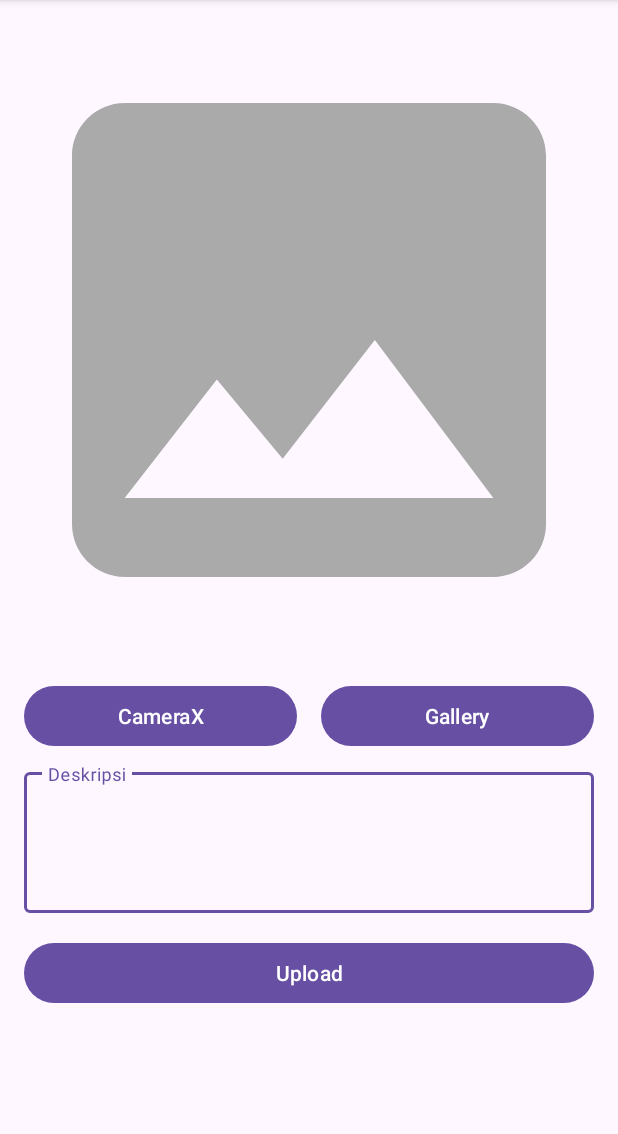
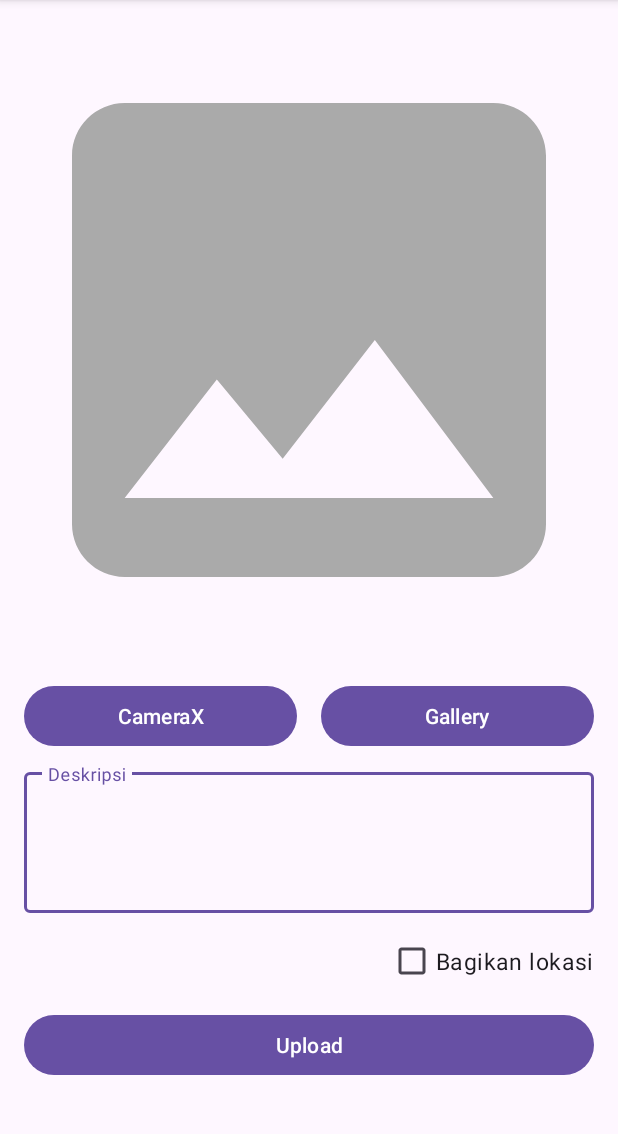
Before and after one commit to farelyudapratama/storyApp, an Android app: the AddStoryActivity screen opened directly, with no data from a screen before it, on a phone screen of 412 x 824 dp, the part 96-1230 px from its top. Run offline under Robolectric (Android 15) with nearby library versions, the phone set to English and light mode, and no system bars; network calls fail; pictures from the network do not load.

Commit message:
tambah lokasi saat update

```diff
--- a/app/build.gradle.kts
+++ b/app/build.gradle.kts
@@ -52,6 +52,7 @@ dependencies {
     implementation(libs.androidx.activity)
     implementation(libs.androidx.constraintlayout)
     implementation(libs.play.services.maps)
+    implementation(libs.play.services.location)
     testImplementation(libs.junit)
     androidTestImplementation(libs.androidx.junit)
     androidTestImplementation(libs.androidx.espresso.core)
--- a/app/src/main/AndroidManifest.xml
+++ b/app/src/main/AndroidManifest.xml
@@ -37,7 +37,7 @@
         -->
         <meta-data
             android:name="com.google.android.geo.API_KEY"
-            android:value="AIzaSyBXJ3xK9LSzusbiri0TTtY" />
+            android:value="AIzaSyCog17pn2Uqp2QG92zu_9tzjLFIVyIcm6w" />
 
         <activity
             android:name=".view.maps.MapsActivity"
--- a/app/src/main/java/com/yuch/storyapp/data/UserRepository.kt
+++ b/app/src/main/java/com/yuch/storyapp/data/UserRepository.kt
@@ -113,7 +113,7 @@ class UserRepository private constructor(
         }
     }
 
-    fun addStories(imageFile: File, description: String) = liveData {
+    fun addStories(imageFile: File, description: String, lat: Double?, lon: Double?) = liveData {
         emit(ResultState.Loading)
         val requestBody = description.toRequestBody("text/plain".toMediaType())
         val requestImageFile = imageFile.asRequestBody("image/jpeg".toMediaType())
@@ -122,8 +122,10 @@ class UserRepository private constructor(
             imageFile.name,
             requestImageFile
         )
+        val requestLat = lat?.toString()?.toRequestBody("text/plain".toMediaType())
+        val requestLon = lon?.toString()?.toRequestBody("text/plain".toMediaType())
         try {
-            val successResponse = apiService.addStory(multipartBody, requestBody)
+            val successResponse = apiService.addStory(multipartBody, requestBody, requestLat, requestLon)
             emit(ResultState.Success(successResponse))
         } catch (e: HttpException) {
             val errorBody = e.response()?.errorBody()?.string()
--- a/app/src/main/java/com/yuch/storyapp/data/api/ApiService.kt
+++ b/app/src/main/java/com/yuch/storyapp/data/api/ApiService.kt
@@ -48,6 +48,8 @@ interface ApiService {
     suspend fun addStory(
         @Part file: MultipartBody.Part,
         @Part("description") description: RequestBody,
+        @Part("lat") lat: RequestBody? = null,
+        @Part("lon") lon: RequestBody? = null
     ): UploadStoryResponse
 
     @GET("stories")
--- a/app/src/main/java/com/yuch/storyapp/view/addStory/AddStoryViewModel.kt
+++ b/app/src/main/java/com/yuch/storyapp/view/addStory/AddStoryViewModel.kt
@@ -5,5 +5,5 @@ import com.yuch.storyapp.data.UserRepository
 import java.io.File
 
 class AddStoryViewModel(private val repository: UserRepository) : ViewModel() {
-    fun uploadImage(file: File, description: String) = repository.addStories(file, description)
+    fun uploadStory(file: File, description: String, lat: Double?, lon: Double?) = repository.addStories(file, description, lat, lon)
 }
--- a/app/src/main/java/com/yuch/storyapp/view/maps/MapsActivity.kt
+++ b/app/src/main/java/com/yuch/storyapp/view/maps/MapsActivity.kt
@@ -58,7 +58,6 @@ class MapsActivity : AppCompatActivity(), OnMapReadyCallback {
                                         .title(data.name)
                                         .snippet(data.description)
                                 )
-//                                Log.d("MapsActivity", "Adding marker at: $lat, $lon, $data.name $data.description")
                             }
                         }
                     }
--- a/app/src/main/res/layout/activity_add_story.xml
+++ b/app/src/main/res/layout/activity_add_story.xml
@@ -43,8 +43,8 @@
             android:layout_height="wrap_content"
             android:layout_marginStart="16dp"
             android:layout_marginEnd="16dp"
-            android:layout_marginBottom="16dp"
-            app:layout_constraintBottom_toTopOf="@+id/uploadButton"
+            android:layout_marginBottom="8dp"
+            app:layout_constraintBottom_toTopOf="@+id/cbShareLocation"
             app:layout_constraintEnd_toEndOf="parent"
             app:layout_constraintStart_toStartOf="parent">
 
@@ -59,6 +59,16 @@
                 android:lines="3" />
         </com.google.android.material.textfield.TextInputLayout>
 
+        <CheckBox
+            android:id="@+id/cbShareLocation"
+            android:layout_width="wrap_content"
+            android:layout_height="wrap_content"
+            android:layout_marginEnd="16dp"
+            android:layout_marginBottom="8dp"
+            android:text="Bagikan lokasi"
+            android:textSize="15sp"
+            app:layout_constraintBottom_toTopOf="@+id/uploadButton"
+            app:layout_constraintEnd_toEndOf="parent" />
 
         <Button
             android:id="@+id/cameraXButton"
--- a/gradle/libs.versions.toml
+++ b/gradle/libs.versions.toml
@@ -11,6 +11,7 @@ activity = "1.8.0"
 constraintlayout = "2.1.4"
 googleAndroidLibrariesMapsplatformSecretsGradlePlugin = "2.0.1"
 playServicesMaps = "18.1.0"
+playServicesLocation = "21.2.0"
 
 [libraries]
 androidx-core-ktx = { group = "androidx.core", name = "core-ktx", version.ref = "coreKtx" }
@@ -22,6 +23,7 @@ material = { group = "com.google.android.material", name = "material", version.r
 androidx-activity = { group = "androidx.activity", name = "activity", version.ref = "activity" }
 androidx-constraintlayout = { group = "androidx.constraintlayout", name = "constraintlayout", version.ref = "constraintlayout" }
 play-services-maps = { group = "com.google.android.gms", name = "play-services-maps", version.ref = "playServicesMaps" }
+play-services-location = { group = "com.google.android.gms", name = "play-services-location", version.ref = "playServicesLocation" }
 
 [plugins]
 androidApplication = { id = "com.android.application", version.ref = "agp" }
```
Also changed, not shown: app/src/main/java/com/yuch/storyapp/view/addStory/AddStoryActivity.kt (+42 -5 lines).
